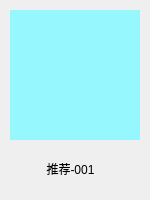
Above: learn_14/Qt/MyMusic/musicbox.ui from rebotzz/CPPLearning before the change. Below: the same form after it.
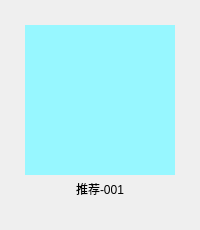
That is the form after the change.

Diff of the .ui file:
```diff
--- a/learn_14/Qt/MyMusic/musicbox.ui
+++ b/learn_14/Qt/MyMusic/musicbox.ui
@@ -6,8 +6,8 @@
    <rect>
     <x>0</x>
     <y>0</y>
-    <width>150</width>
-    <height>200</height>
+    <width>200</width>
+    <height>230</height>
    </rect>
   </property>
   <property name="windowTitle">
@@ -24,44 +24,50 @@
     <rect>
      <x>0</x>
      <y>0</y>
-     <width>150</width>
-     <height>150</height>
+     <width>25</width>
+     <height>25</height>
     </rect>
    </property>
-   <widget class="QLabel" name="cover">
-    <property name="geometry">
-     <rect>
-      <x>10</x>
-      <y>10</y>
-      <width>130</width>
-      <height>130</height>
-     </rect>
-    </property>
-    <property name="cursor">
-     <cursorShape>PointingHandCursor</cursorShape>
-    </property>
-    <property name="styleSheet">
-     <string notr="true">background-color:rgb(151, 247, 255);</string>
-    </property>
-    <property name="text">
-     <string/>
-    </property>
-   </widget>
   </widget>
   <widget class="QLabel" name="text">
    <property name="geometry">
     <rect>
-     <x>30</x>
-     <y>160</y>
-     <width>81</width>
-     <height>18</height>
+     <x>0</x>
+     <y>180</y>
+     <width>200</width>
+     <height>45</height>
     </rect>
    </property>
    <property name="text">
     <string>推荐-001</string>
    </property>
    <property name="alignment">
-    <set>Qt::AlignCenter</set>
+    <set>Qt::AlignHCenter|Qt::AlignTop</set>
+   </property>
+   <property name="wordWrap">
+    <bool>true</bool>
+   </property>
+   <property name="margin">
+    <number>0</number>
+   </property>
+  </widget>
+  <widget class="QLabel" name="cover">
+   <property name="geometry">
+    <rect>
+     <x>25</x>
+     <y>25</y>
+     <width>150</width>
+     <height>150</height>
+    </rect>
+   </property>
+   <property name="cursor">
+    <cursorShape>PointingHandCursor</cursorShape>
+   </property>
+   <property name="styleSheet">
+    <string notr="true">background-color:rgb(151, 247, 255);</string>
+   </property>
+   <property name="text">
+    <string/>
    </property>
   </widget>
  </widget>
```
Left out of the diff: 5 changed lines with no effect on the pictures.
